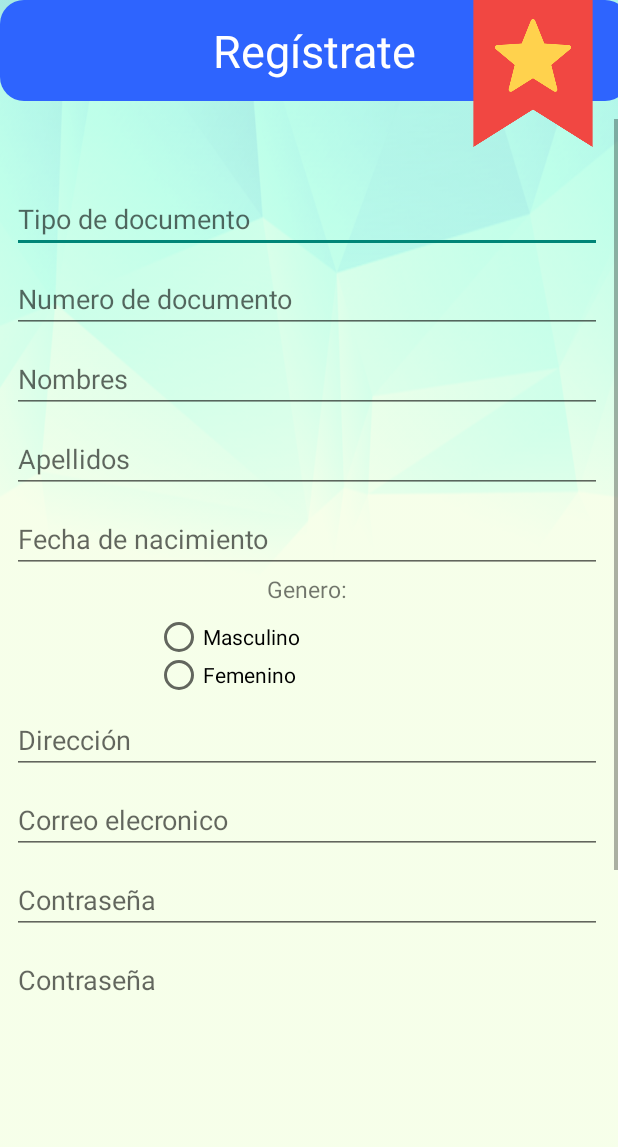
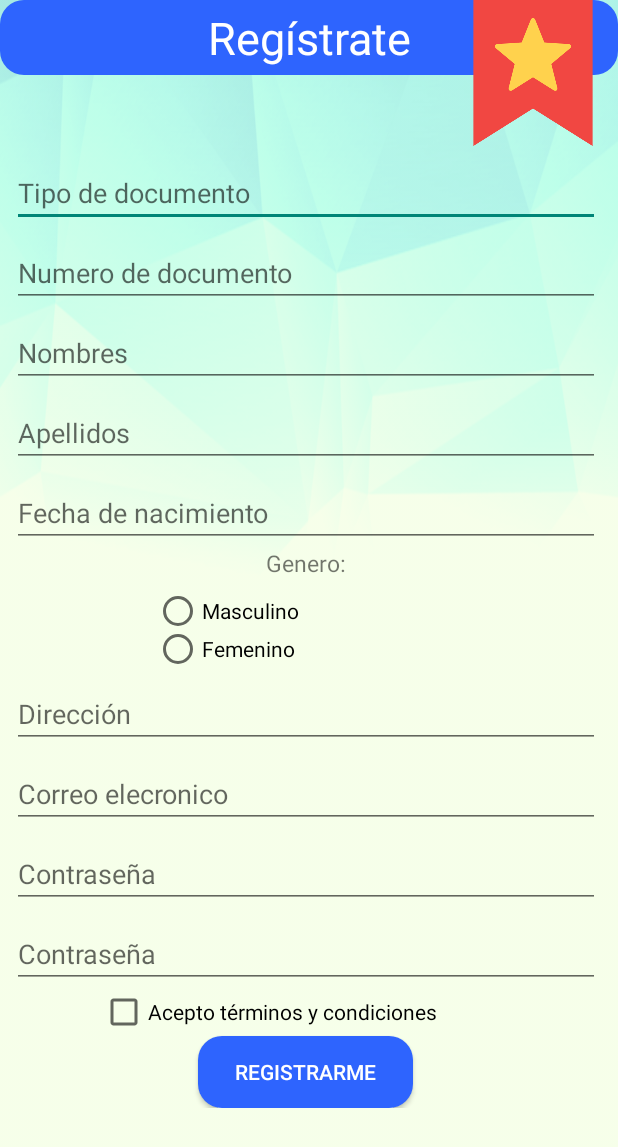
Before and after one commit to mypediatric/Prueba_MyPediatric, an Android app: the Registro screen opened directly, with no data from a screen before it, on a phone screen of 412 x 824 dp. Shown: the top 1147 px of the screen. Run offline under Robolectric (Android 15) with nearby library versions, the phone set to English and light mode, and no system bars; our stand-ins replace Firebase (no records; nobody signed in at launch, a user with empty details on screens opened directly).

Commit message:
Errores que no permitian compilar corregidos, agregada clase Pediatras, registro de pediatras completado (dar click al logo de my pediatric en pantalla principal para acceder a registro de pediatras, funciona asi como placeholder), con su respectiba tabla creada en base de datos, algunas vistas se arreglaron para que fueran utilizables en pantallas de baja resolucion.

```diff
--- a/app/src/main/java/com/example/mypediatric/MainActivity.java
+++ b/app/src/main/java/com/example/mypediatric/MainActivity.java
@@ -57,4 +57,9 @@ public class MainActivity extends AppCompatActivity {
         Intent LinkIntent= new Intent(Intent.ACTION_VIEW, Uri.parse("http://mypediatric.com.co"));
         startActivity(LinkIntent);
     }
+
+    public void OcultPediatr(View view) {
+        Intent OcultPediatr = new Intent(this, pediatras_create.class);
+        startActivity(OcultPediatr);
+    }
 }
--- a/app/src/main/res/layout/activity_mainmaster.xml
+++ b/app/src/main/res/layout/activity_mainmaster.xml
@@ -5,7 +5,7 @@
     xmlns:tools="http://schemas.android.com/tools"
     android:layout_width="match_parent"
     android:layout_height="match_parent"
-    android:background="@drawable/fondo4"
+    android:background="@drawable/fondo3"
     >
 
 
--- a/app/src/main/res/layout/activity_registro.xml
+++ b/app/src/main/res/layout/activity_registro.xml
@@ -10,22 +10,25 @@
 
     <TextView
         android:id="@+id/txtTitle"
-        android:layout_width="419dp"
-        android:layout_height="67dp"
+        android:layout_width="0dp"
+        android:layout_height="50dp"
         android:background="@drawable/boton_fijo"
         android:gravity="center"
         android:text="@string/labelRegisterTitle"
         android:textColor="#FFFFFF"
         android:textSize="30sp"
+        app:layout_constraintEnd_toEndOf="@+id/imageView"
+        app:layout_constraintHorizontal_bias="0.0"
         app:layout_constraintStart_toStartOf="parent"
-        tools:layout_editor_absoluteY="0dp" />
+        app:layout_constraintTop_toTopOf="parent" />
 
     <ScrollView
         android:id="@+id/scrollView2"
-        android:layout_width="413dp"
-        android:layout_height="582dp"
+        android:layout_width="0dp"
+        android:layout_height="0dp"
         android:layout_marginTop="12dp"
         android:scrollbarStyle="insideInset"
+        app:layout_constraintBottom_toBottomOf="parent"
         app:layout_constraintEnd_toEndOf="parent"
         app:layout_constraintStart_toStartOf="parent"
         app:layout_constraintTop_toBottomOf="@+id/txtTitle">
@@ -217,8 +220,9 @@
         android:id="@+id/imageView"
         android:layout_width="113dp"
         android:layout_height="98dp"
+        android:layout_marginTop="-1dp"
         app:layout_constraintEnd_toEndOf="parent"
-        app:srcCompat="@drawable/encaje"
-        tools:layout_editor_absoluteY="0dp" />
+        app:layout_constraintTop_toTopOf="parent"
+        app:srcCompat="@drawable/encaje" />
 
 </android.support.constraint.ConstraintLayout>
```
Also changed, not shown: app/src/main/AndroidManifest.xml (+7 -6 lines), app/src/main/java/com/example/mypediatric/Regist_Kid.java (+2 -5 lines), app/src/main/res/layout/activity_login.xml (+11 -9 lines), app/src/main/res/layout/activity_main.xml (+17 -15 lines).
